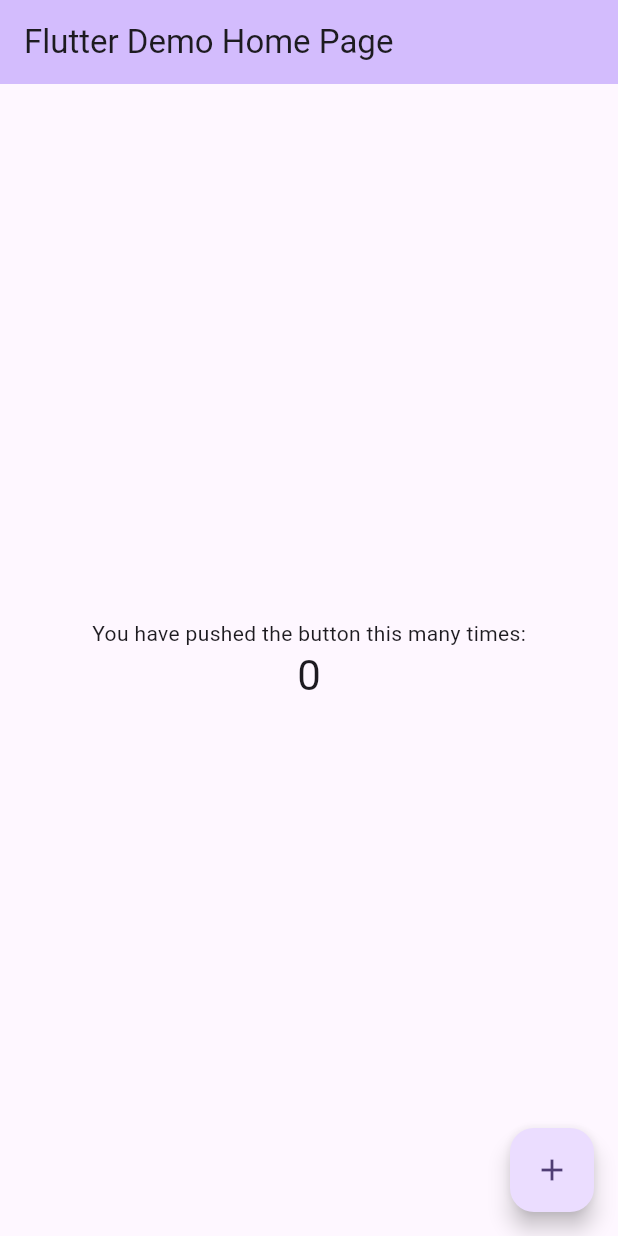
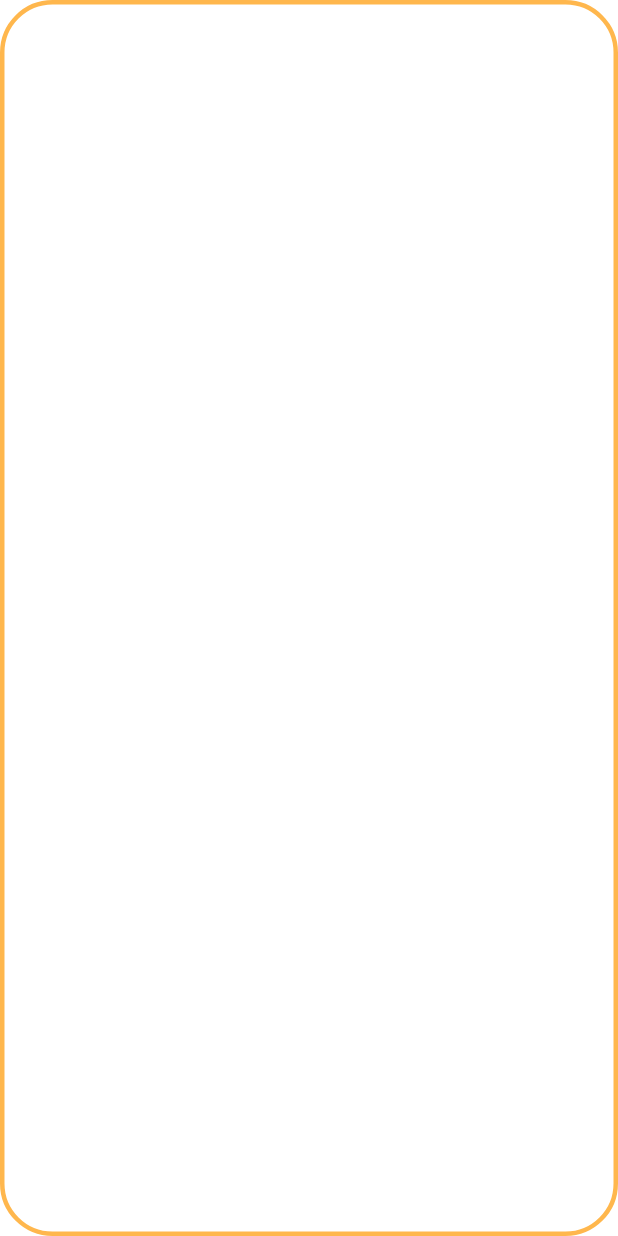
Before and after one commit to streeeett/uts_mobileprogramming_azfar_lp3ikarawang, a Flutter app: the screen it shows after launch, on a phone screen of 412 x 824 dp. Run offline on Flutter 3.47's test engine with Material 3 defaults, Android fonts, the phone set to English and light mode, and no system bars.

Commit message:
membuat border task 1

```diff
--- a/lib/main.dart
+++ b/lib/main.dart
@@ -1,122 +1,19 @@
 import 'package:flutter/material.dart';
-
-void main() {
-  runApp(const MyApp());
-}
+import 'package:uts_mobileprogramming_azfar_lp3ikarawang/onBoarding.dart';
 
 class MyApp extends StatelessWidget {
   const MyApp({super.key});
 
-  // This widget is the root of your application.
   @override
   Widget build(BuildContext context) {
     return MaterialApp(
-      title: 'Flutter Demo',
-      theme: ThemeData(
-        // This is the theme of your application.
-        //
-        // TRY THIS: Try running your application with "flutter run". You'll see
-        // the application has a purple toolbar. Then, without quitting the app,
-        // try changing the seedColor in the colorScheme below to Colors.green
-        // and then invoke "hot reload" (save your changes or press the "hot
-        // reload" button in a Flutter-supported IDE, or press "r" if you used
-        // the command line to start the app).
-        //
-        // Notice that the counter didn't reset back to zero; the application
-        // state is not lost during the reload. To reset the state, use hot
-        // restart instead.
-        //
-        // This works for code too, not just values: Most code changes can be
-        // tested with just a hot reload.
-        colorScheme: .fromSeed(seedColor: Colors.deepPurple),
-      ),
-      home: const MyHomePage(title: 'Flutter Demo Home Page'),
+      debugShowCheckedModeBanner: false,
+      home: OnboardingPage(),
     );
   }
 }
 
-class MyHomePage extends StatefulWidget {
-  const MyHomePage({super.key, required this.title});
+void main(List<String> args) {
+  runApp(MyApp());
 
-  // This widget is the home page of your application. It is stateful, meaning
-  // that it has a State object (defined below) that contains fields that affect
-  // how it looks.
-
-  // This class is the configuration for the state. It holds the values (in this
-  // case the title) provided by the parent (in this case the App widget) and
-  // used by the build method of the State. Fields in a Widget subclass are
-  // always marked "final".
-
-  final String title;
-
-  @override
-  State<MyHomePage> createState() => _MyHomePageState();
-}
-
-class _MyHomePageState extends State<MyHomePage> {
-  int _counter = 0;
-
-  void _incrementCounter() {
-    setState(() {
-      // This call to setState tells the Flutter framework that something has
-      // changed in this State, which causes it to rerun the build method below
-      // so that the display can reflect the updated values. If we changed
-      // _counter without calling setState(), then the build method would not be
-      // called again, and so nothing would appear to happen.
-      _counter++;
-    });
   }
-
-  @override
-  Widget build(BuildContext context) {
-    // This method is rerun every time setState is called, for instance as done
-    // by the _incrementCounter method above.
-    //
-    // The Flutter framework has been optimized to make rerunning build methods
-    // fast, so that you can just rebuild anything that needs updating rather
-    // than having to individually change instances of widgets.
-    return Scaffold(
-      appBar: AppBar(
-        // TRY THIS: Try changing the color here to a specific color (to
-        // Colors.amber, perhaps?) and trigger a hot reload to see the AppBar
-        // change color while the other colors stay the same.
-        backgroundColor: Theme.of(context).colorScheme.inversePrimary,
-        // Here we take the value from the MyHomePage object that was created by
-        // the App.build method, and use it to set our appbar title.
-        title: Text(widget.title),
-      ),
-      body: Center(
-        // Center is a layout widget. It takes a single child and positions it
-        // in the middle of the parent.
-        child: Column(
-          // Column is also a layout widget. It takes a list of children and
-          // arranges them vertically. By default, it sizes itself to fit its
-          // children horizontally, and tries to be as tall as its parent.
-          //
-          // Column has various properties to control how it sizes itself and
-          // how it positions its children. Here we use mainAxisAlignment to
-          // center the children vertically; the main axis here is the vertical
-          // axis because Columns are vertical (the cross axis would be
-          // horizontal).
-          //
-          // TRY THIS: Invoke "debug painting" (choose the "Toggle Debug Paint"
-          // action in the IDE, or press "p" in the console), to see the
-          // wireframe for each widget.
-          mainAxisAlignment: .center,
-          children: [
-            const Text('You have pushed the button this many times:'),
-            Text(
-              '$_counter',
-              style: Theme.of(context).textTheme.headlineMedium,
-            ),
-          ],
-        ),
-      ),
-      floatingActionButton: FloatingActionButton(
-        onPressed: _incrementCounter,
-        tooltip: 'Increment',
-        child: const Icon(Icons.add),
-      ),
-    );
-  }
-}
--- /dev/null
+++ b/lib/onboarding.dart
@@ -0,0 +1,22 @@
+import 'package:flutter/material.dart';
+
+class OnboardingPage extends StatelessWidget {
+  const OnboardingPage({super.key});
+
+  @override
+  Widget build(BuildContext context) {
+    return Scaffold(
+      backgroundColor: Colors.white,
+      body: Container(
+        decoration: BoxDecoration(
+          color: Colors.white,
+          borderRadius: BorderRadius.circular(35),
+          border: Border.all(
+            color: Colors.orange.shade300,
+            width: 3,
+          )
+        ),
+      ),
+    );
+  }
+}
```
